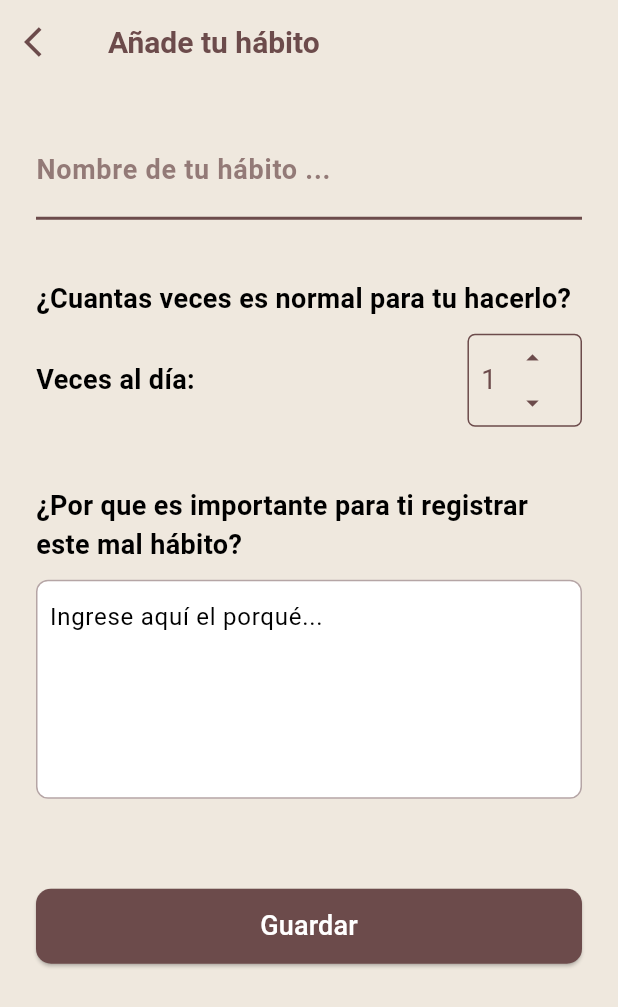
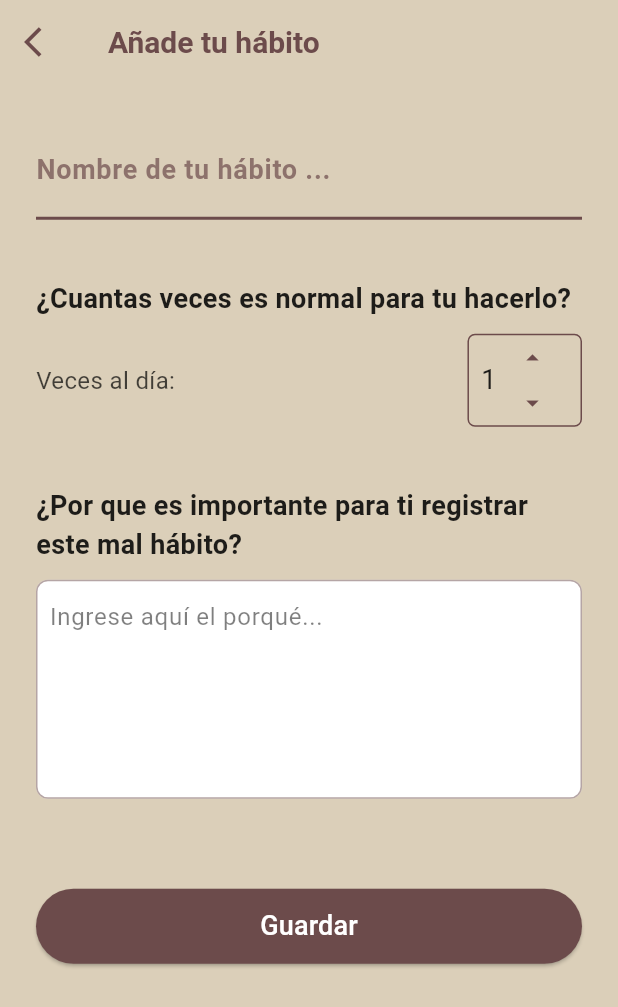
Before and after one commit to Toad24F/Jardin_frontend, a Flutter app: the HomeScreen screen opened directly, after a tap on the "add" icon, on a phone screen of 412 x 824 dp. Shown: the top 1007 px of the screen. Run offline on Flutter 3.47's test engine with Material 3 defaults, Android fonts, the phone set to English and light mode, and no system bars; our stand-ins replace dio, flutter_riverpod, shared_preferences, table_calendar; accounts and stored records are empty; network calls fail.

Commit message:
refactor: Adapta la interfaz de usuario a temas dinámicos
Se refactoriza la pantalla de creación de hábitos (`add_habit_screen`) y partes del `home_screen` para eliminar los colores y estilos definidos de forma estática. En su lugar, ahora se utilizan las propiedades del `Theme` de Flutter, lo que permite que la interfaz de usuario se adapte correctamente a diferentes temas, incluyendo el modo claro y oscuro.

*   **`add_habit_screen.dart`**:
    *   Se eliminan las constantes de color (`primaryTextColor`, `backgroundColor`, `buttonColor`) y estilos fijos (`appBarTitleStyle`, `labelStyle`).
    *   Los colores de fondo, texto, íconos y bordes ahora se obtienen dinámicamente desde `Theme.of(context).colorScheme`.
    *   Los estilos de los botones (`ElevatedButton`) ahora heredan la configuración del tema global, eliminando la personalización estática.

*   **`home_screen.dart`**:
    *   Se corrige el color del texto del correo electrónico en el `Drawer` para que utilice el color primario del tema, mejorando la coherencia visual.

```diff
--- a/lib/screens/add_habit_screen.dart
+++ b/lib/screens/add_habit_screen.dart
@@ -1,25 +1,28 @@
+import 'package:Jardin_de_los_habitos/main.dart';
 import 'package:flutter/material.dart';
 import 'package:flutter_riverpod/flutter_riverpod.dart';
 import '../services/auth_service.dart';
 import 'auth_screen.dart';
 
+// Se eliminan las constantes de color fijas y se reemplazan por referencias al tema.
+
 // Colores y Estilos para consistencia
-const Color primaryTextColor = Color(0xFF6C4B4B); // Rojizo oscuro
-const Color backgroundColor = Color(0xFFEFE8DE); // Fondo principal claro
-const Color buttonColor = Color(0xFF6C4B4B); // Usaremos el primaryTextColor para el botón de Guardar
-const Color buttonTextColor = Colors.white;
-
-final TextStyle appBarTitleStyle = TextStyle(
+// Ahora son funciones que toman el contexto para obtener los colores dinámicos
+TextStyle getAppBarTitleStyle(BuildContext context) {
+  return TextStyle(
     fontSize: 20,
     fontWeight: FontWeight.bold,
-  color: primaryTextColor,
+    color: Theme.of(context).colorScheme.primary,
   );
+}
 
-final TextStyle labelStyle = TextStyle(
+TextStyle getLabelStyle(BuildContext context) {
+  return TextStyle(
     fontSize: 18,
     fontWeight: FontWeight.bold,
-  color: Colors.black,
+    color: Theme.of(context).colorScheme.onBackground,
   );
+}
 
 class AddHabitScreen extends ConsumerStatefulWidget {
   const AddHabitScreen({super.key});
@@ -77,14 +80,27 @@ class _AddHabitScreenState extends ConsumerState<AddHabitScreen> {
 
   @override
   Widget build(BuildContext context) {
+    final theme = Theme.of(context);
+    final primaryColor = theme.colorScheme.primary;
+    final onBackground = theme.colorScheme.onBackground;
+    final cardColor = theme.colorScheme.surface; // Color de fondo de los campos
+
+    final TextStyle appBarTitleStyle = getAppBarTitleStyle(context);
+    final TextStyle labelStyle = getLabelStyle(context);
+    final TextStyle descriptionTextStyle = TextStyle(
+      fontSize: 16,
+      color: onBackground.withOpacity(0.7),
+    );
+
+
     return Scaffold(
-      backgroundColor: backgroundColor,
+      // Ya no tiene backgroundColor fijo, usa theme.scaffoldBackgroundColor
       appBar: AppBar(
-        backgroundColor: backgroundColor,
+        // Ya no tiene backgroundColor fijo, usa theme.appBarTheme
         elevation: 0,
         title: Text('Añade tu hábito', style: appBarTitleStyle),
         leading: IconButton(
-          icon: const Icon(Icons.arrow_back_ios, color: primaryTextColor),
+          icon: Icon(Icons.arrow_back_ios, color: primaryColor),
           onPressed: () => Navigator.pop(context),
         ),
       ),
@@ -98,15 +114,15 @@ class _AddHabitScreenState extends ConsumerState<AddHabitScreen> {
               // --- 1. Nombre del Hábito ---
               TextFormField(
                 controller: _nameController,
-                style: const TextStyle(fontSize: 22, color: Colors.black),
+                style: TextStyle(fontSize: 22, color: onBackground), // Color de texto dinámico
                 decoration: InputDecoration(
                   labelText: 'Nombre de tu hábito ...',
-                  labelStyle: labelStyle.copyWith(color: primaryTextColor.withOpacity(0.7)),
-                  enabledBorder: const UnderlineInputBorder(
-                    borderSide: BorderSide(color: primaryTextColor, width: 2),
+                  labelStyle: labelStyle.copyWith(color: primaryColor.withOpacity(0.7)),
+                  enabledBorder: UnderlineInputBorder(
+                    borderSide: BorderSide(color: primaryColor, width: 2),
                   ),
-                  focusedBorder: const UnderlineInputBorder(
-                    borderSide: BorderSide(color: primaryTextColor, width: 2),
+                  focusedBorder: UnderlineInputBorder(
+                    borderSide: BorderSide(color: primaryColor, width: 2),
                   ),
                   floatingLabelBehavior: FloatingLabelBehavior.never, // Mantiene el placeholder
                 ),
@@ -129,38 +145,43 @@ class _AddHabitScreenState extends ConsumerState<AddHabitScreen> {
                   Expanded(
                     child: Text(
                       'Veces al día:',
-                      style: labelStyle,
+                      style: descriptionTextStyle,
                     ),
                   ),
                   // Control de Número (Spinner)
                   Container(
                     decoration: BoxDecoration(
-                      border: Border.all(color: primaryTextColor),
+                      border: Border.all(color: primaryColor),
                       borderRadius: BorderRadius.circular(5),
                     ),
                     padding: const EdgeInsets.symmetric(horizontal: 8),
                     child: Row(
                       children: [
-                        Text('$_dailyFrequency', style: const TextStyle(fontSize: 18,color: Color(0xFF6C4B4B))),
+                        Text(
+                          '$_dailyFrequency',
+                          style: TextStyle(
+                            fontSize: 18,
+                            color: onBackground, // Color de texto dinámico
+                          ),
+                        ),
                         Column(
                           children: [
                             SizedBox(
                               height: 30,
                               child: IconButton(
-                                icon: const Icon(Icons.arrow_drop_up, size: 20),
+                                icon: Icon(Icons.arrow_drop_up, size: 20, color: primaryColor), // Color del ícono primario
                                 padding: EdgeInsets.zero,
                                 onPressed: () {
                                   setState(() {
                                     _dailyFrequency++;
                                   });
                                 },
-                                color: primaryTextColor,
                               ),
                             ),
                             SizedBox(
                               height: 30,
                               child: IconButton(
-                                icon: const Icon(Icons.arrow_drop_down, size: 20),
+                                icon: Icon(Icons.arrow_drop_down, size: 20, color: primaryColor), // Color del ícono primario
                                 padding: EdgeInsets.zero,
                                 onPressed: () {
                                   setState(() {
@@ -169,7 +190,6 @@ class _AddHabitScreenState extends ConsumerState<AddHabitScreen> {
                                     }
                                   });
                                 },
-                                color: primaryTextColor,
                               ),
                             ),
                           ],
@@ -188,15 +208,17 @@ class _AddHabitScreenState extends ConsumerState<AddHabitScreen> {
               Container(
                 padding: const EdgeInsets.all(8),
                 decoration: BoxDecoration(
-                  color: Colors.white,
+                  color: cardColor, // Fondo del área de texto dinámico
                   borderRadius: BorderRadius.circular(8),
-                  border: Border.all(color: primaryTextColor.withOpacity(0.5)),
+                  border: Border.all(color: primaryColor.withOpacity(0.5)),
                 ),
                 child: TextFormField(
                   controller: _notesController,
                   maxLines: 5,
-                  decoration: const InputDecoration(
+                  style: TextStyle(color: onBackground), // Color de texto dinámico
+                  decoration: InputDecoration(
                     hintText: 'Ingrese aquí el porqué...',
+                    hintStyle: TextStyle(color: onBackground.withOpacity(0.5)),
                     border: InputBorder.none,
                     isDense: true,
                   ),
@@ -211,15 +233,9 @@ class _AddHabitScreenState extends ConsumerState<AddHabitScreen> {
                 height: 50,
                 child: ElevatedButton(
                   onPressed: _isLoading ? null : _saveHabit,
-                  style: ElevatedButton.styleFrom(
-                    backgroundColor: buttonColor,
-                    foregroundColor: buttonTextColor,
-                    shape: RoundedRectangleBorder(
-                      borderRadius: BorderRadius.circular(10),
-                    ),
-                  ),
+                  // Los colores del botón ya se heredan correctamente de theme.elevatedButtonTheme
                   child: _isLoading
-                      ? const CircularProgressIndicator(color: buttonTextColor)
+                      ? const CircularProgressIndicator(color: Colors.white)
                       : const Text('Guardar', style: TextStyle(fontSize: 18)),
                 ),
               ),
--- a/lib/screens/home_screen.dart
+++ b/lib/screens/home_screen.dart
@@ -118,7 +118,7 @@ class _HomeScreenState extends ConsumerState<HomeScreen> {
     final theme = Theme.of(context);
     final isDarkMode = theme.brightness == Brightness.dark;
     // Color de texto e ícono dinámico para el Drawer (blanco en claro, acento en oscuro)
-    final itemColor = isDarkMode ? theme.colorScheme.primary : primaryTextColor;
+    final itemColor = isDarkMode ? theme.colorScheme.primary : primaryColor;
 
     return ListTile(
       leading: Icon(icon, color: itemColor),
@@ -353,8 +353,8 @@ class _HomeScreenState extends ConsumerState<HomeScreen> {
                     // Usamos el correo real (Texto en gris suave)
                     Text(
                       userEmail,
-                      style: const TextStyle(
-                        color: primaryTextColor, // Color fijo que contrasta
+                      style: TextStyle(
+                        color: primaryColor, // Color fijo que contrasta
                         fontSize: 14,
                       ),
                     ),
```
Lines whose indentation alone changed are shown as unchanged.
